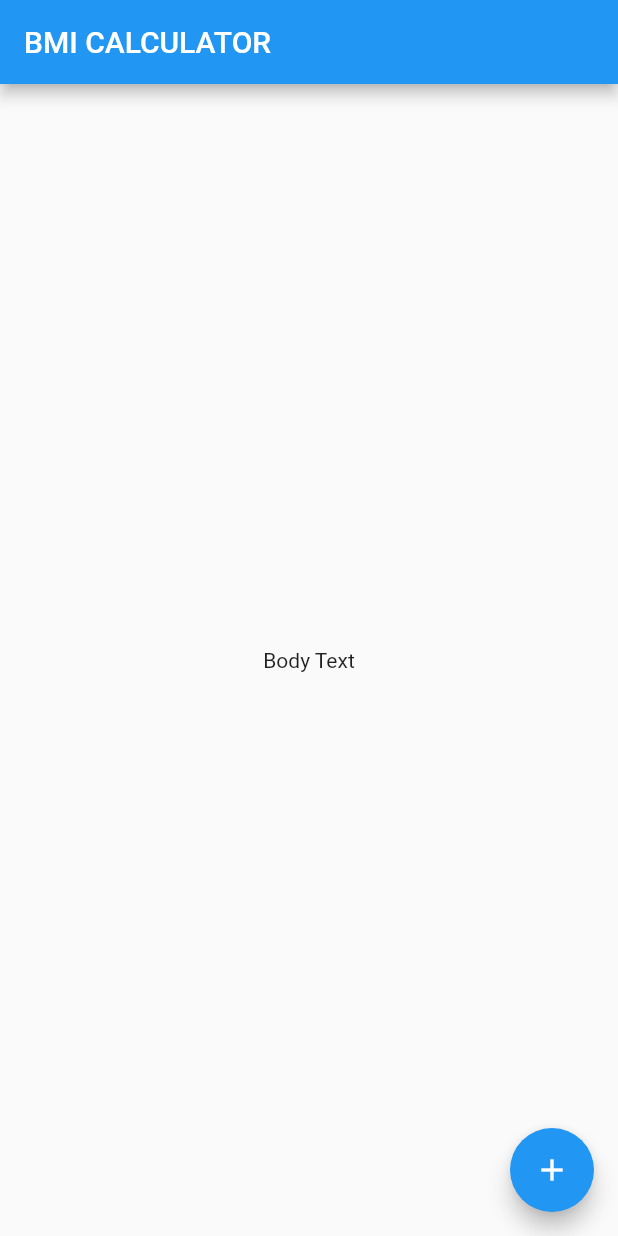
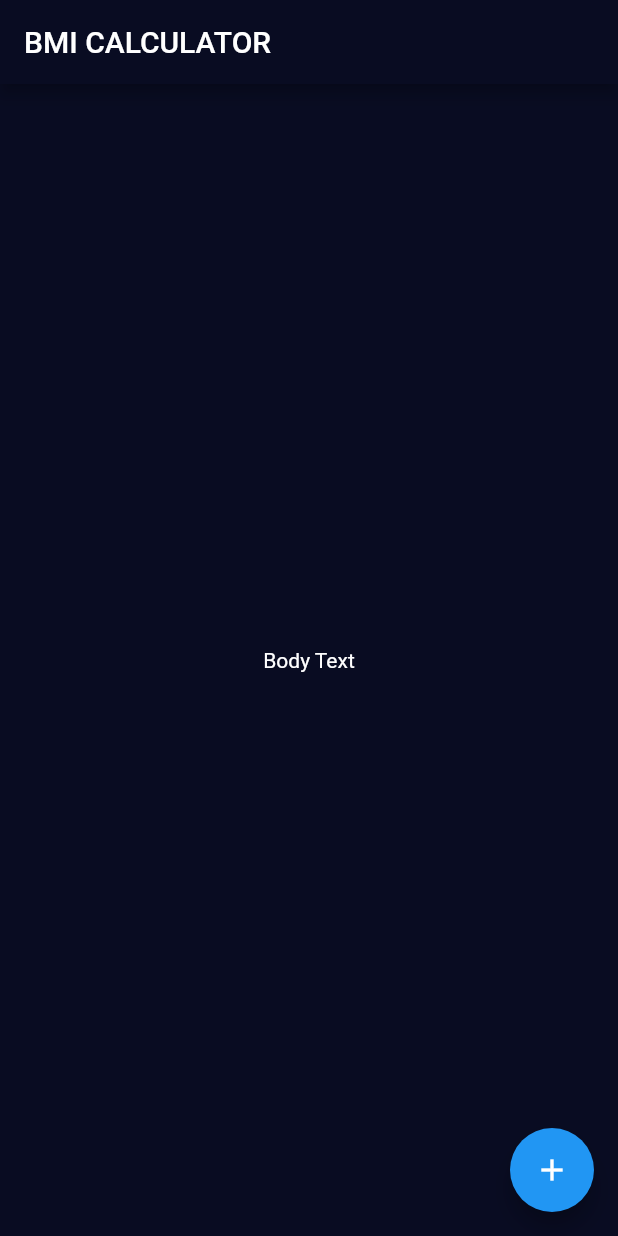
Before and after one commit to Sherry-jsp/BMI_calculator, a Flutter app: the screen it shows after launch, on a phone screen of 412 x 824 dp. Run offline on Flutter 3.47's test engine with Material 2 defaults, Android fonts, the phone set to English and light mode, and no system bars.

Commit message:
style(project):exploring themes

```diff
--- a/lib/main.dart
+++ b/lib/main.dart
@@ -6,6 +6,15 @@ class BMICalculator extends StatelessWidget {
   @override
   Widget build(BuildContext context) {
     return MaterialApp(
+      theme: ThemeData(
+        appBarTheme: AppBarTheme(
+          color: Color(0xFF090C22),
+        ),
+        scaffoldBackgroundColor: Color(0xFF090C22),
+        textTheme: TextTheme(
+          bodyMedium: TextStyle(color: Colors.white),
+        ),
+      ),
       home: InputPage(),
     );
   }
@@ -27,7 +36,7 @@ class _InputPageState extends State<InputPage> {
         child: Text('Body Text'),
       ),
       floatingActionButton: FloatingActionButton(
-        onPressed: () {  },
+        onPressed: () {},
         child: Icon(Icons.add),
       ),
     );
```
